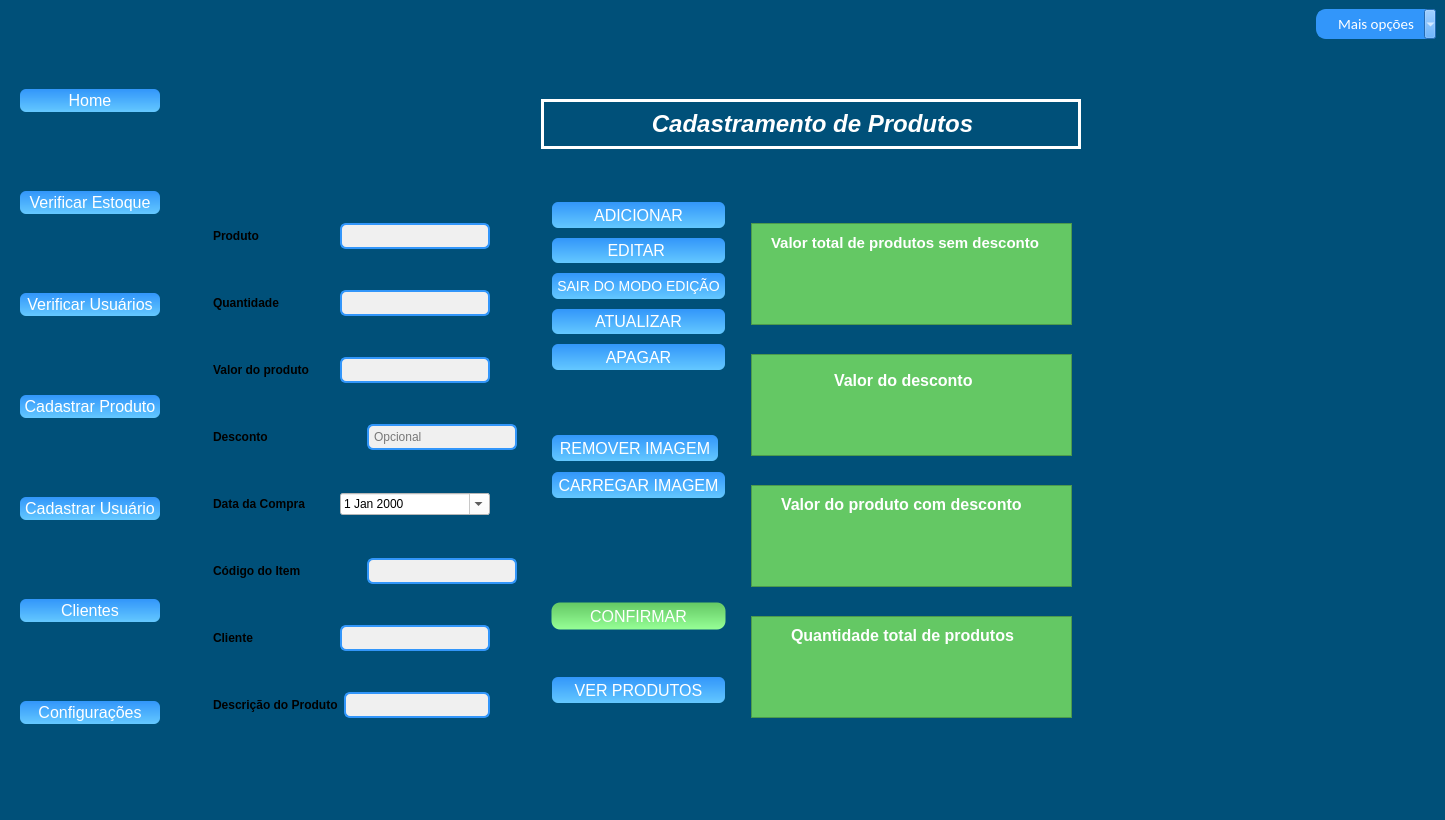
Above: novamaine.ui from KevenLucas025/ProjetoERP before the change. Below: the same form after it.
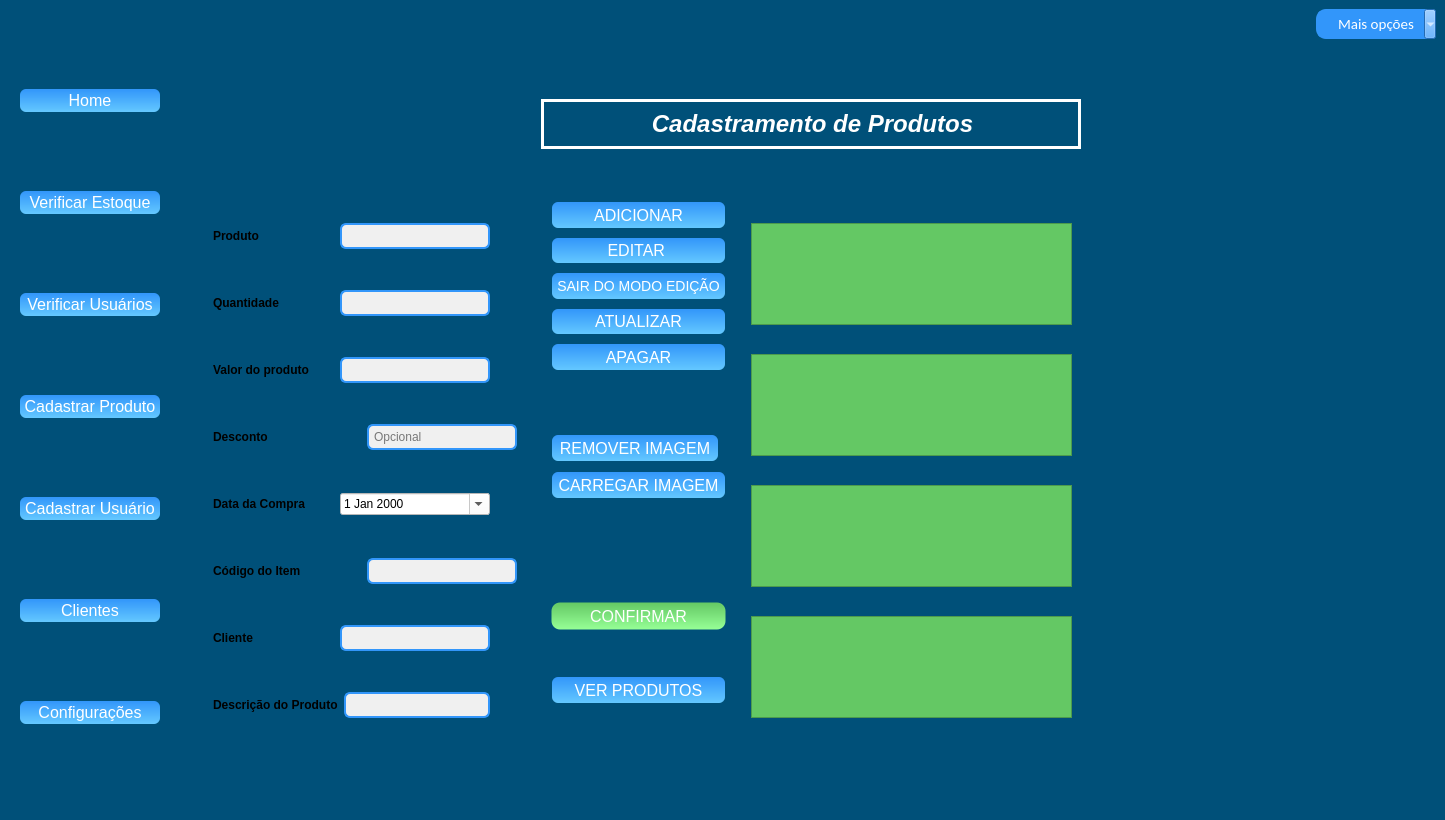
That is the form after the change. The open tabs and pages were chosen to show the change. Icons and pictures are not drawn.

```diff
--- a/novamaine.ui
+++ b/novamaine.ui
@@ -3616,33 +3616,6 @@
                 <property name="frameShadow">
                  <enum>QFrame::Raised</enum>
                 </property>
-                <widget class="QLabel" name="label_valor_total_produtos_2">
-                 <property name="geometry">
-                  <rect>
-                   <x>20</x>
-                   <y>10</y>
-                   <width>291</width>
-                   <height>20</height>
-                  </rect>
-                 </property>
-                 <property name="sizePolicy">
-                  <sizepolicy hsizetype="Expanding" vsizetype="Expanding">
-                   <horstretch>0</horstretch>
-                   <verstretch>0</verstretch>
-                  </sizepolicy>
-                 </property>
-                 <property name="styleSheet">
-                  <string notr="true">QLabel {
-    color: white;
-    text-align: center; /* Centraliza o texto horizontalmente */
-    vertical-align: middle; /* Centraliza o texto verticalmente */
-}
-</string>
-                 </property>
-                 <property name="text">
-                  <string>&lt;html&gt;&lt;head/&gt;&lt;body&gt;&lt;p&gt;&lt;span style=&quot; font-size:11pt; font-weight:600;&quot;&gt;Valor total de produtos sem desconto&lt;/span&gt;&lt;/p&gt;&lt;/body&gt;&lt;/html&gt;</string>
-                 </property>
-                </widget>
                </widget>
               </item>
               <item>
@@ -3675,33 +3648,6 @@
                 <property name="frameShadow">
                  <enum>QFrame::Raised</enum>
                 </property>
-                <widget class="QLabel" name="label_valor_do_desconto">
-                 <property name="geometry">
-                  <rect>
-                   <x>83</x>
-                   <y>17</y>
-                   <width>161</width>
-                   <height>20</height>
-                  </rect>
-                 </property>
-                 <property name="sizePolicy">
-                  <sizepolicy hsizetype="Expanding" vsizetype="Expanding">
-                   <horstretch>0</horstretch>
-                   <verstretch>0</verstretch>
-                  </sizepolicy>
-                 </property>
-                 <property name="styleSheet">
-                  <string notr="true">QLabel {
-    color: white;
-    text-align: center; /* Centraliza o texto horizontalmente */
-    vertical-align: middle; /* Centraliza o texto verticalmente */
-}
-</string>
-                 </property>
-                 <property name="text">
-                  <string>&lt;html&gt;&lt;head/&gt;&lt;body&gt;&lt;p&gt;&lt;span style=&quot; font-size:12pt; font-weight:600;&quot;&gt;Valor do desconto&lt;/span&gt;&lt;/p&gt;&lt;/body&gt;&lt;/html&gt;</string>
-                 </property>
-                </widget>
                </widget>
               </item>
               <item>
@@ -3734,33 +3680,6 @@
                 <property name="frameShadow">
                  <enum>QFrame::Raised</enum>
                 </property>
-                <widget class="QLabel" name="label_valor_com_desconto">
-                 <property name="geometry">
-                  <rect>
-                   <x>30</x>
-                   <y>10</y>
-                   <width>261</width>
-                   <height>20</height>
-                  </rect>
-                 </property>
-                 <property name="sizePolicy">
-                  <sizepolicy hsizetype="Expanding" vsizetype="Expanding">
-                   <horstretch>0</horstretch>
-                   <verstretch>0</verstretch>
-                  </sizepolicy>
-                 </property>
-                 <property name="styleSheet">
-                  <string notr="true">QLabel {
-    color: white;
-    text-align: center; /* Centraliza o texto horizontalmente */
-    vertical-align: middle; /* Centraliza o texto verticalmente */
-}
-</string>
-                 </property>
-                 <property name="text">
-                  <string>&lt;html&gt;&lt;head/&gt;&lt;body&gt;&lt;p&gt;&lt;span style=&quot; font-size:12pt; font-weight:600;&quot;&gt;Valor do produto com desconto&lt;/span&gt;&lt;/p&gt;&lt;/body&gt;&lt;/html&gt;</string>
-                 </property>
-                </widget>
                </widget>
               </item>
               <item>
@@ -3793,33 +3712,6 @@
                 <property name="frameShadow">
                  <enum>QFrame::Raised</enum>
                 </property>
-                <widget class="QLabel" name="label_quantidade_2">
-                 <property name="geometry">
-                  <rect>
-                   <x>40</x>
-                   <y>10</y>
-                   <width>241</width>
-                   <height>20</height>
-                  </rect>
-                 </property>
-                 <property name="sizePolicy">
-                  <sizepolicy hsizetype="Expanding" vsizetype="Expanding">
-                   <horstretch>0</horstretch>
-                   <verstretch>0</verstretch>
-                  </sizepolicy>
-                 </property>
-                 <property name="styleSheet">
-                  <string notr="true">QLabel {
-    color: white;
-    text-align: center; /* Centraliza o texto horizontalmente */
-    vertical-align: middle; /* Centraliza o texto verticalmente */
-}
-</string>
-                 </property>
-                 <property name="text">
-                  <string>&lt;html&gt;&lt;head/&gt;&lt;body&gt;&lt;p&gt;&lt;span style=&quot; font-size:12pt; font-weight:600;&quot;&gt;Quantidade total de produtos&lt;/span&gt;&lt;/p&gt;&lt;/body&gt;&lt;/html&gt;</string>
-                 </property>
-                </widget>
                </widget>
               </item>
              </layout>
```
